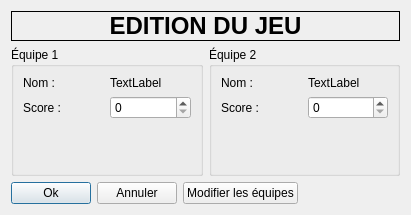
The window that GameWindow.ui (arabine/tanca) describes before a commit, drawn with Qt 5.
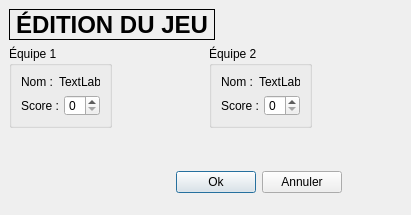
The same window after the commit.

Commit message: Added event and game edition with dedicated widget

Patch:
```diff
--- a/GameWindow.ui
+++ b/GameWindow.ui
@@ -13,9 +13,15 @@
   <property name="windowTitle">
    <string>Dialog</string>
   </property>
-  <layout class="QGridLayout" name="gridLayout_3">
-   <item row="0" column="0" colspan="2">
     <widget class="QLabel" name="label">
+   <property name="geometry">
+    <rect>
+     <x>9</x>
+     <y>9</y>
+     <width>206</width>
+     <height>31</height>
+    </rect>
+   </property>
      <property name="sizePolicy">
       <sizepolicy hsizetype="Preferred" vsizetype="Fixed">
        <horstretch>0</horstretch>
@@ -36,15 +42,21 @@
       <enum>QFrame::Plain</enum>
      </property>
      <property name="text">
-      <string>EDITION DU JEU</string>
+    <string>ÉDITION DU JEU</string>
      </property>
      <property name="alignment">
       <set>Qt::AlignCenter</set>
      </property>
     </widget>
-   </item>
-   <item row="1" column="0">
     <widget class="QGroupBox" name="groupBox">
+   <property name="geometry">
+    <rect>
+     <x>9</x>
+     <y>46</y>
+     <width>103</width>
+     <height>82</height>
+    </rect>
+   </property>
      <property name="title">
       <string>Équipe 1</string>
      </property>
@@ -100,9 +112,15 @@
       </item>
      </layout>
     </widget>
-   </item>
-   <item row="1" column="1">
     <widget class="QGroupBox" name="groupBox_2">
+   <property name="geometry">
+    <rect>
+     <x>209</x>
+     <y>46</y>
+     <width>103</width>
+     <height>82</height>
+    </rect>
+   </property>
      <property name="title">
       <string>Équipe 2</string>
      </property>
@@ -158,30 +176,16 @@
       </item>
      </layout>
     </widget>
-   </item>
-   <item row="2" column="0" colspan="2">
-    <layout class="QHBoxLayout" name="horizontalLayout_8">
-     <item>
-      <widget class="QPushButton" name="buttonOk">
-       <property name="text">
-        <string>Ok</string>
-       </property>
-      </widget>
-     </item>
-     <item>
-      <widget class="QPushButton" name="buttonCancel">
-       <property name="text">
-        <string>Annuler</string>
-       </property>
-      </widget>
-     </item>
-     <item>
-      <widget class="QPushButton" name="buttonModify">
-       <property name="text">
-        <string>Modifier les équipes</string>
-       </property>
-      </widget>
-     </item>
+  <widget class="QWidget" name="">
+   <property name="geometry">
+    <rect>
+     <x>30</x>
+     <y>170</y>
+     <width>312</width>
+     <height>25</height>
+    </rect>
+   </property>
+   <layout class="QHBoxLayout" name="horizontalLayout_5">
      <item>
       <spacer name="horizontalSpacer">
        <property name="orientation">
@@ -195,9 +199,22 @@
        </property>
       </spacer>
      </item>
-    </layout>
-   </item>
-  </layout>
+    <item>
+     <widget class="QPushButton" name="buttonOk">
+      <property name="text">
+       <string>Ok</string>
+      </property>
+     </widget>
+    </item>
+    <item>
+     <widget class="QPushButton" name="buttonCancel">
+      <property name="text">
+       <string>Annuler</string>
+      </property>
+     </widget>
+    </item>
+   </layout>
+  </widget>
  </widget>
  <resources/>
  <connections/>
```
Lines whose indentation alone changed are shown as unchanged. The commit also changes 12 other files.
